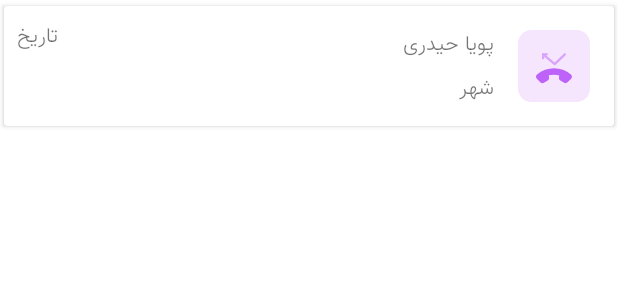
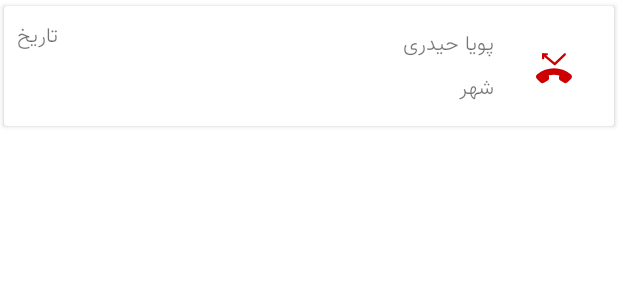
Before and after one commit to HeyPouya/AntiSpam, an Android app: the layout call_history_item.xml on its own in the app's theme, with its tools: preview values and no code run, on a phone screen of 412 x 824 dp. Shown: the top 300 px of the screen. Run offline under Robolectric (Android 15) with nearby library versions, the phone set to English and light mode, and no system bars.

Commit message:
Fixed icons

```diff
--- a/app/src/main/res/drawable/ic_missed_call.xml
+++ b/app/src/main/res/drawable/ic_missed_call.xml
@@ -4,15 +4,12 @@
     android:viewportWidth="32"
     android:viewportHeight="32">
     <path
-        android:fillColor="#f5e6fe"
-        android:pathData="m26,32h-20c-3.314,0 -6,-2.686 -6,-6v-20c0,-3.314 2.686,-6 6,-6h20c3.314,0 6,2.686 6,6v20c0,3.314 -2.686,6 -6,6z" />
-    <path
-        android:fillColor="#d9a4fc"
+        android:fillColor="@android:color/holo_red_dark"
         android:pathData="m16.329,15.667c-0.114,0 -0.228,-0.039 -0.321,-0.117l-5.167,-4.333c-0.212,-0.177 -0.239,-0.493 -0.062,-0.704 0.178,-0.212 0.492,-0.24 0.704,-0.062l4.822,4.045 4.176,-4.022c0.199,-0.191 0.516,-0.186 0.707,0.013 0.192,0.199 0.186,0.515 -0.013,0.707l-4.5,4.333c-0.095,0.093 -0.22,0.14 -0.346,0.14z" />
     <path
-        android:fillColor="#d9a4fc"
+        android:fillColor="@android:color/holo_red_dark"
         android:pathData="m11.163,13c-0.276,0 -0.5,-0.224 -0.5,-0.5v-1.667c0,-0.276 0.224,-0.5 0.5,-0.5h1.667c0.276,0 0.5,0.224 0.5,0.5s-0.224,0.5 -0.5,0.5h-1.167v1.167c0,0.276 -0.224,0.5 -0.5,0.5z" />
     <path
-        android:fillColor="#be63f9"
+        android:fillColor="@android:color/holo_red_dark"
         android:pathData="m10.892,23.667c-0.32,0 -0.635,-0.124 -0.874,-0.362l-1.672,-1.672c-0.244,-0.244 -0.372,-0.569 -0.358,-0.915 0.014,-0.352 0.176,-0.687 0.448,-0.919 4.33,-3.708 10.827,-3.708 15.111,-0.004 0.266,0.229 0.425,0.56 0.439,0.907 0.014,0.345 -0.113,0.671 -0.355,0.917l-1.621,1.645c-0.406,0.406 -1.029,0.484 -1.517,0.192l-1.696,-1.014c-0.43,-0.257 -0.66,-0.744 -0.587,-1.24l0.151,-1.03c-1.514,-0.424 -3.148,-0.428 -4.681,-0.012l0.148,1.065c0.068,0.494 -0.163,0.98 -0.592,1.238l-1.703,1.026c-0.199,0.12 -0.421,0.178 -0.641,0.178z" />
 </vector>
```
Also changed, not shown: app/src/main/java/ir/apptune/antispam/MainActivity.java (deleted, +0 -17 lines), app/src/main/java/ir/apptune/antispam/MainActivity.kt (added, +13 -0 lines), app/src/main/res/drawable-v24/ic_launcher_foreground.xml (+12 -8 lines), app/src/main/res/drawable/ic_incomming_call.xml (+2 -5 lines), app/src/main/res/drawable/ic_outgoing_call.xml (+2 -5 lines), app/src/main/res/drawable/ic_unknown_call.xml (+17 -7 lines).
